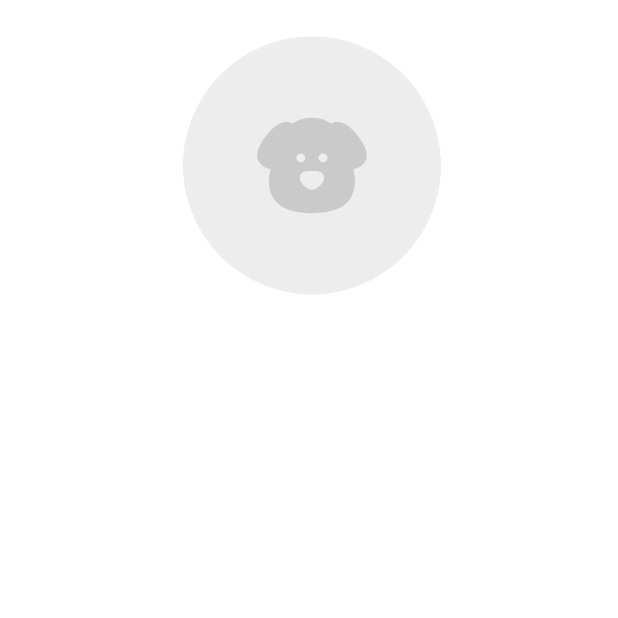
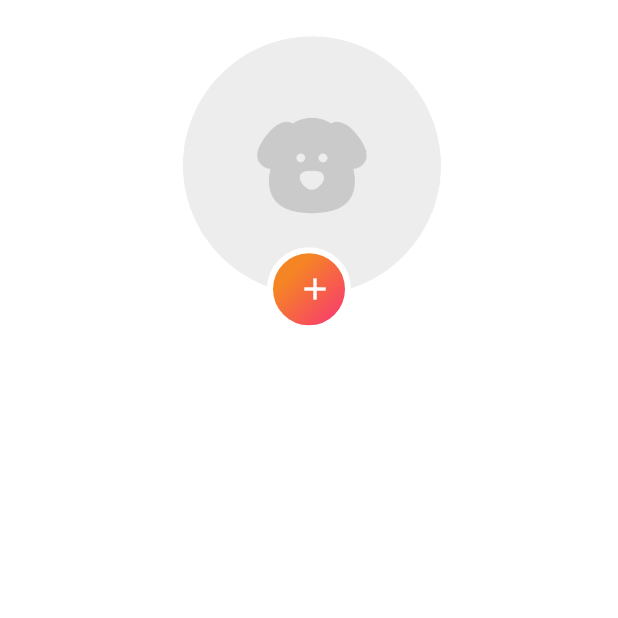
Before and after one commit to andersonbaldissarelli/flutter-example, a Flutter app: the SignupPage screen opened directly, on a phone screen of 412 x 824 dp, the top half of it. Run offline on Flutter 3.47's test engine with Material 2 defaults, Android fonts, the phone set to English and light mode, and no system bars.

Commit message:
adding new flatbuttom in signup_page.dart

```diff
--- a/login_screen_1/lib/pages/signup_page.dart
+++ b/login_screen_1/lib/pages/signup_page.dart
@@ -19,6 +19,38 @@ class SignupPage extends StatelessWidget {
                   fit: BoxFit.fitHeight,
                 ),
               ),
+              child: Container(
+                height: 56,
+                width: 56,
+                alignment: Alignment.center,
+                decoration: BoxDecoration(
+                  gradient: LinearGradient(
+                    begin: Alignment.topLeft,
+                    end: Alignment.bottomRight,
+                    stops: [0.3, 1.0],
+                    colors: [
+                      Color(0XFFF58524),
+                      Color(0xFFF92B7F),
+                    ],
+                  ),
+                  border: Border.all(
+                    width: 4.0,
+                    color: const Color(0xFFFFFFFF),
+                  ),
+                  borderRadius: BorderRadius.all(
+                    Radius.circular(56),
+                  ),
+                ),
+                child: SizedBox(
+                  child: FlatButton(
+                    child: Icon(
+                      Icons.add,
+                      color: Colors.white,
+                    ),
+                    onPressed: () {},
+                  ),
+                ),
+              ),
             ),
           ],
         ),
```
Also changed, not shown: login_screen_1/lib/pages/login_page.dart (+8 -10 lines).
